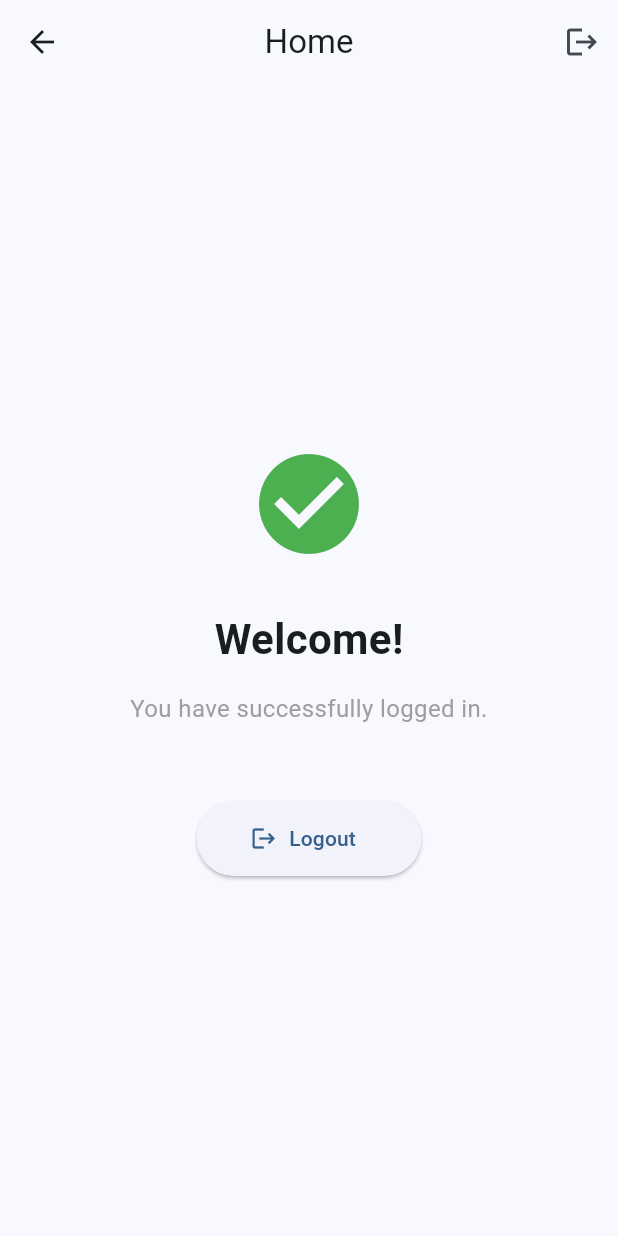
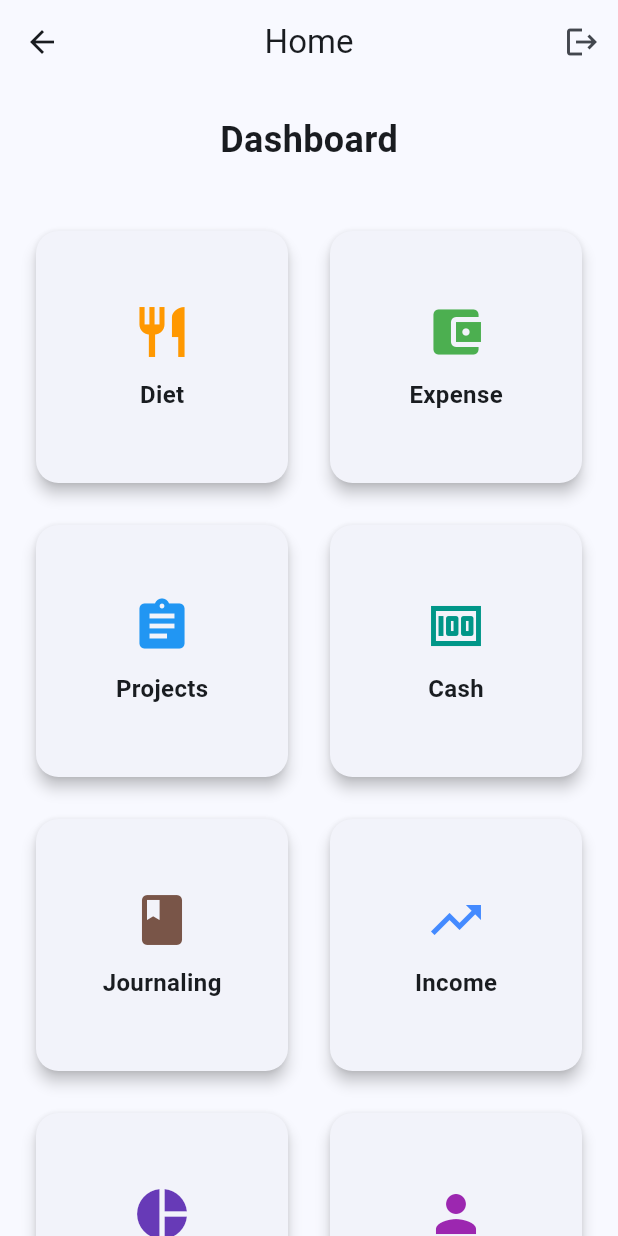
Before and after one commit to NeerajProject/LearnFlutter, a Flutter app: the HomePage screen opened by its route, on a phone screen of 412 x 824 dp. Run offline on Flutter 3.47's test engine with Material 3 defaults, Android fonts, the phone set to English and light mode, and no system bars.

Commit message:
fixed leave issue

```diff
--- a/mylearningflutter/lib/config/api_config.dart
+++ b/mylearningflutter/lib/config/api_config.dart
@@ -40,14 +40,14 @@ class ApiConfig {
   /// with your actual server IP address (e.g., '192.168.x.x')
   static String get _getHost {
     if (kIsWeb) {
-      return 'localhost';
+      return '127.0.0.1';
     } else if (Platform.isAndroid) {
       // Android emulator uses 10.0.2.2 to access host machine
       // For physical device, replace with actual server IP
-      return '10.0.2.2';
+      return '127.0.0.1';
     }
     // iOS, Windows, macOS, Linux - all can use localhost
-    return 'localhost';
+    return '127.0.0.1';
   }
 
   /// Login endpoint path
--- a/mylearningflutter/lib/main.dart
+++ b/mylearningflutter/lib/main.dart
@@ -1,6 +1,15 @@
 import 'package:flutter/material.dart';
 import 'pages/login_page.dart';
 import 'pages/home_page.dart';
+import 'pages/landing_page.dart';
+import 'pages/register_page.dart';
+import 'pages/diet_page.dart';
+import 'pages/expense_page.dart';
+import 'pages/project_page.dart';
+import 'pages/cash_page.dart';
+import 'pages/journaling_page.dart';
+import 'pages/income_page.dart';
+import 'pages/accounting_page.dart';
 import 'config/api_config.dart';
 
 /// ... Entry point of the application
@@ -30,11 +39,20 @@ class MyApp extends StatelessWidget {
       ),
       // ... Define named routes for navigation
       routes: {
+        '/landing': (context) => const LandingPage(),
         '/login': (context) => const LoginPage(),
+        '/register': (context) => const RegisterPage(),
         '/home': (context) => const HomePage(),
+        '/diet': (context) => const DietPage(),
+        '/expense': (context) => const ExpensePage(),
+        '/projects': (context) => const ProjectPage(),
+        '/cash': (context) => const CashPage(),
+        '/journaling': (context) => const JournalingPage(),
+        '/income': (context) => const IncomePage(),
+        '/accounting': (context) => const AccountingPage(),
       },
-      // ... Set initial route to login page
-      initialRoute: '/login',
+      // ... Set initial route to landing page
+      initialRoute: '/landing',
     );
   }
 }
--- a/mylearningflutter/lib/pages/home_page.dart
+++ b/mylearningflutter/lib/pages/home_page.dart
@@ -35,7 +35,7 @@ class _HomePageState extends State<HomePage> {
 
     // ... Navigate back to login page and remove all previous routes
     if (mounted) {
-      Navigator.of(context).pushNamedAndRemoveUntil('/login', (route) => false);
+      Navigator.of(context).pushNamedAndRemoveUntil('/landing', (route) => false);
     }
   }
 
@@ -88,45 +88,77 @@ class _HomePageState extends State<HomePage> {
             ? const CircularProgressIndicator()
             // ... Show welcome message and content area
             : Column(
-                mainAxisAlignment: MainAxisAlignment.center,
                 children: [
-                  // ... Welcome icon
-                  const Icon(
-                    Icons.check_circle,
-                    size: 80,
-                    color: Colors.green,
+                  const SizedBox(height: 20),
+                  const Text(
+                    "Dashboard",
+                    style: TextStyle(fontSize: 24, fontWeight: FontWeight.bold),
                   ),
-                  const SizedBox(height: 30),
-
-                  // ... Welcome title
-                  const Text(
-                    "Welcome!",
-                    style: TextStyle(
-                      fontSize: 28,
-                      fontWeight: FontWeight.bold,
-                    ),
-                  ),
-                  const SizedBox(height: 15),
-
-                  // ... Welcome message
-                  const Padding(
-                    padding: EdgeInsets.symmetric(horizontal: 40),
-                    child: Text(
-                      "You have successfully logged in.",
-                      textAlign: TextAlign.center,
-                      style: TextStyle(fontSize: 16, color: Colors.grey),
-                    ),
-                  ),
-                  const SizedBox(height: 50),
-
-                  // ... Logout button
-                  ElevatedButton.icon(
-                    onPressed:
-                        _isLoading ? null : _showLogoutConfirmation,
-                    icon: const Icon(Icons.logout),
-                    label: const Text("Logout"),
-                    style: ElevatedButton.styleFrom(
-                      minimumSize: const Size(150, 50),
+                  const SizedBox(height: 20),
+                  Expanded(
+                    child: GridView.count(
+                      crossAxisCount: 2,
+                      padding: const EdgeInsets.all(20),
+                      mainAxisSpacing: 20,
+                      crossAxisSpacing: 20,
+                      children: [
+                        _buildDashboardCard(
+                          context,
+                          "Diet",
+                          Icons.restaurant,
+                          Colors.orange,
+                          '/diet',
+                        ),
+                        _buildDashboardCard(
+                          context,
+                          "Expense",
+                          Icons.account_balance_wallet,
+                          Colors.green,
+                          '/expense',
+                        ),
+                        _buildDashboardCard(
+                          context,
+                          "Projects",
+                          Icons.assignment,
+                          Colors.blue,
+                          '/projects',
+                        ),
+                        _buildDashboardCard(
+                          context,
+                          "Cash",
+                          Icons.money,
+                          Colors.teal,
+                          '/cash',
+                        ),
+                        _buildDashboardCard(
+                          context,
+                          "Journaling",
+                          Icons.book,
+                          Colors.brown,
+                          '/journaling',
+                        ),
+                        _buildDashboardCard(
+                          context,
+                          "Income",
+                          Icons.trending_up,
+                          Colors.blueAccent,
+                          '/income',
+                        ),
+                        _buildDashboardCard(
+                          context,
+                          "Accounting",
+                          Icons.pie_chart,
+                          Colors.deepPurple,
+                          '/accounting',
+                        ),
+                        _buildDashboardCard(
+                          context,
+                          "Profile",
+                          Icons.person,
+                          Colors.purple,
+                          '/profile',
+                        ),
+                      ],
                     ),
                   ),
                 ],
@@ -134,4 +166,26 @@ class _HomePageState extends State<HomePage> {
       ),
     );
   }
+
+  Widget _buildDashboardCard(BuildContext context, String title, IconData icon, Color color, String route) {
+    return Card(
+      elevation: 4,
+      shape: RoundedRectangleBorder(borderRadius: BorderRadius.circular(15)),
+      child: InkWell(
+        onTap: () => Navigator.pushNamed(context, route),
+        borderRadius: BorderRadius.circular(15),
+        child: Column(
+          mainAxisAlignment: MainAxisAlignment.center,
+          children: [
+            Icon(icon, size: 40, color: color),
+            const SizedBox(height: 10),
+            Text(
+              title,
+              style: const TextStyle(fontSize: 16, fontWeight: FontWeight.bold),
+            ),
+          ],
+        ),
+      ),
+    );
+  }
 }
```
Also changed, not shown: mylearningflutter/lib/pages/accounting_page.dart (added, +26 -0 lines), mylearningflutter/lib/pages/cash_page.dart (added, +26 -0 lines), mylearningflutter/lib/pages/diet_page.dart (added, +26 -0 lines), mylearningflutter/lib/pages/expense_page.dart (added, +26 -0 lines), mylearningflutter/lib/pages/income_page.dart (added, +26 -0 lines), mylearningflutter/lib/pages/journaling_page.dart (added, +26 -0 lines), mylearningflutter/lib/pages/landing_page.dart (added, +116 -0 lines), mylearningflutter/lib/pages/login_page.dart (+25 -76 lines), mylearningflutter/lib/pages/project_page.dart (added, +26 -0 lines), mylearningflutter/lib/pages/register_page.dart (added, +79 -0 lines).
